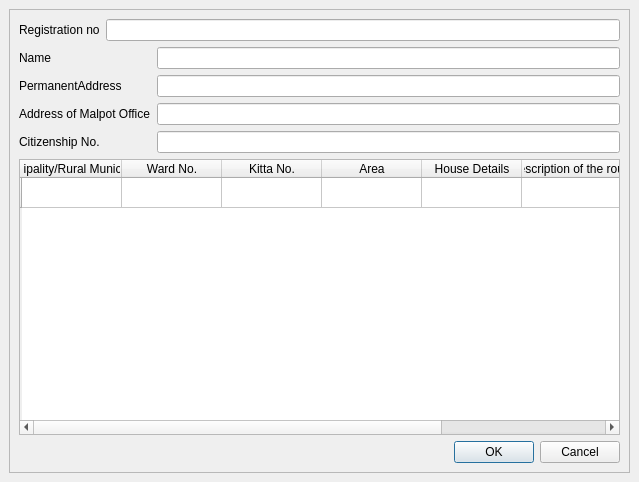
Old version of the form Smartward/forms/sifaris/gharbato.ui in the repository cygnus55/smartward.
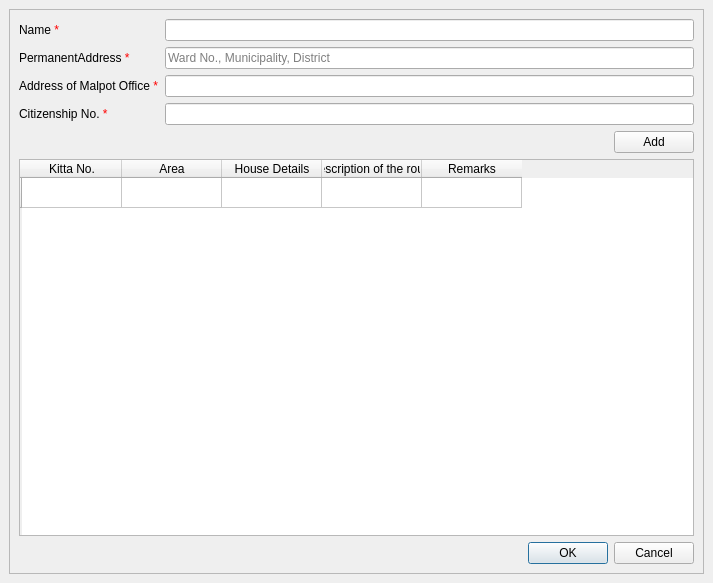
New version of the form.

```diff
--- a/Smartward/forms/sifaris/gharbato.ui
+++ b/Smartward/forms/sifaris/gharbato.ui
@@ -6,8 +6,8 @@
    <rect>
     <x>0</x>
     <y>0</y>
-    <width>639</width>
-    <height>482</height>
+    <width>713</width>
+    <height>583</height>
    </rect>
   </property>
   <property name="windowTitle">
@@ -25,42 +25,18 @@
         <rect>
          <x>0</x>
          <y>0</y>
-         <width>615</width>
-         <height>458</height>
+         <width>693</width>
+         <height>563</height>
         </rect>
        </property>
        <layout class="QGridLayout" name="gridLayout_2">
-        <item row="0" column="0">
-         <layout class="QFormLayout" name="formLayout_2">
-          <item row="0" column="0">
-           <widget class="QLabel" name="registrationNoLabel">
-            <property name="text">
-             <string>Registration no</string>
-            </property>
-           </widget>
-          </item>
-          <item row="0" column="1">
-           <widget class="QLineEdit" name="registrationNoLineEdit"/>
-          </item>
-         </layout>
-        </item>
-        <item row="2" column="0">
+        <item row="1" column="0">
          <widget class="QTableWidget" name="tableWidget">
           <row>
            <property name="text">
             <string/>
            </property>
           </row>
-          <column>
-           <property name="text">
-            <string>Municipality/Rural Municipality</string>
-           </property>
-          </column>
-          <column>
-           <property name="text">
-            <string>Ward No.</string>
-           </property>
-          </column>
           <column>
            <property name="text">
             <string>Kitta No.</string>
@@ -88,12 +64,12 @@
           </column>
          </widget>
         </item>
-        <item row="1" column="0">
+        <item row="0" column="0">
          <layout class="QFormLayout" name="formLayout">
           <item row="0" column="0">
            <widget class="QLabel" name="nameLabel">
             <property name="text">
-             <string>Name</string>
+             <string>Name &lt;font color='red'&gt;*</string>
             </property>
            </widget>
           </item>
@@ -103,17 +79,21 @@
           <item row="1" column="0">
            <widget class="QLabel" name="permanentAddressLabel">
             <property name="text">
-             <string>PermanentAddress</string>
+             <string>PermanentAddress &lt;font color='red'&gt;*</string>
             </property>
            </widget>
           </item>
           <item row="1" column="1">
-           <widget class="QLineEdit" name="permanentAddressLineEdit"/>
+           <widget class="QLineEdit" name="permanentAddressLineEdit">
+            <property name="placeholderText">
+             <string>Ward No., Municipality, District</string>
+            </property>
+           </widget>
           </item>
           <item row="2" column="0">
            <widget class="QLabel" name="addressOfMalpotLabel">
             <property name="text">
-             <string>Address of Malpot Office</string>
+             <string>Address of Malpot Office &lt;font color='red'&gt;*</string>
             </property>
            </widget>
           </item>
@@ -123,16 +103,40 @@
           <item row="3" column="0">
            <widget class="QLabel" name="citizenshipNoLabel">
             <property name="text">
-             <string>Citizenship No.</string>
+             <string>Citizenship No. &lt;font color='red'&gt;*</string>
             </property>
            </widget>
           </item>
           <item row="3" column="1">
            <widget class="QLineEdit" name="citizenshipNoLineEdit"/>
           </item>
+          <item row="4" column="1">
+           <layout class="QHBoxLayout" name="horizontalLayout">
+            <item>
+             <spacer name="horizontalSpacer">
+              <property name="orientation">
+               <enum>Qt::Horizontal</enum>
+              </property>
+              <property name="sizeHint" stdset="0">
+               <size>
+                <width>40</width>
+                <height>20</height>
+               </size>
+              </property>
+             </spacer>
+            </item>
+            <item>
+             <widget class="QPushButton" name="pushButton">
+              <property name="text">
+               <string>Add</string>
+              </property>
+             </widget>
+            </item>
+           </layout>
+          </item>
          </layout>
         </item>
-        <item row="3" column="0">
+        <item row="2" column="0">
          <widget class="QDialogButtonBox" name="buttonBox">
           <property name="standardButtons">
            <set>QDialogButtonBox::Cancel|QDialogButtonBox::Ok</set>
```
